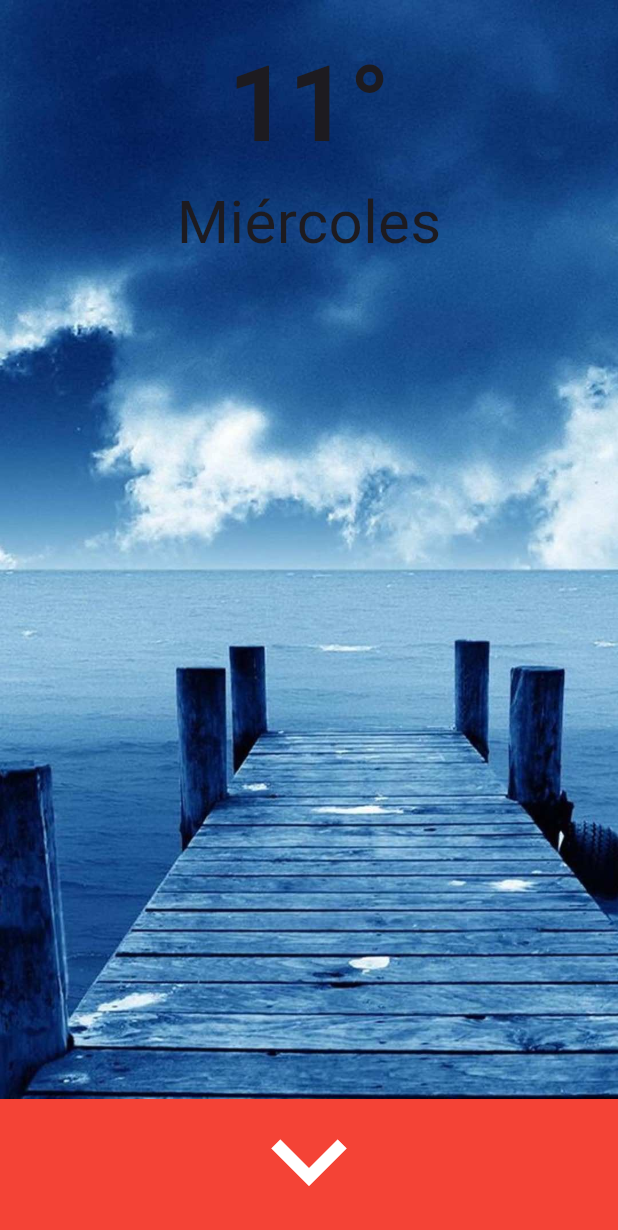
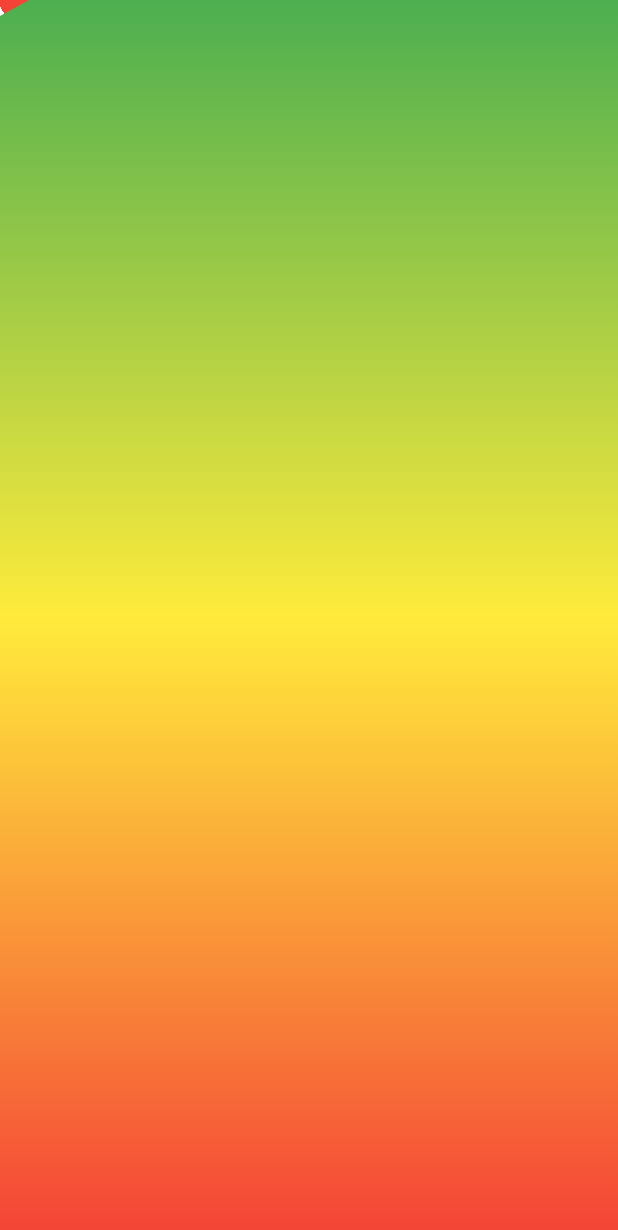
Before and after one commit to ByteRaider/flutter_app_template_basic, a Flutter app: the screen it shows after launch, on a phone screen of 412 x 824 dp. Shown: the top 1230 px of the screen. Run offline on Flutter 3.47's test engine with Material 3 defaults, Android fonts, the phone set to English and light mode, and no system bars.

Commit message:
Add background to homepage using Transform.rotate

```diff
--- a/lib/main.dart
+++ b/lib/main.dart
@@ -11,10 +11,11 @@ class MyApp extends StatelessWidget {
     return MaterialApp(
       debugShowCheckedModeBanner: false,
       title: 'Material App',
-      initialRoute: 'scroll_screen',
+      initialRoute: 'home_screen',
       routes: {
         'basic_design': (_) => const BasicDesignScreen(),
         'scroll_screen': (_) => const ScrollScreen(),
+        'home_screen': (_) => const HomeScreen(),
       },
     );
   }
--- /dev/null
+++ b/lib/screens/home_screen.dart
@@ -0,0 +1,17 @@
+import 'package:basic_flutter_template/widgets/widgets.dart';
+import 'package:flutter/material.dart';
+
+class HomeScreen extends StatelessWidget {
+  const HomeScreen({super.key});
+
+  @override
+  Widget build(BuildContext context) {
+    return const Scaffold(
+      body: Stack(
+        children: [
+          BackgroundX(),
+        ],
+      ),
+    );
+  }
+}
--- a/lib/screens/screens.dart
+++ b/lib/screens/screens.dart
@@ -1,2 +1,3 @@
 export 'package:basic_flutter_template/screens/basic_design.dart';
 export 'package:basic_flutter_template/screens/scroll_design.dart';
+export 'package:basic_flutter_template/screens/home_screen.dart';
--- /dev/null
+++ b/lib/widgets/background.dart
@@ -0,0 +1,53 @@
+import 'package:flutter/material.dart';
+
+class BackgroundX extends StatelessWidget {
+  const BackgroundX({super.key});
+
+  @override
+  Widget build(BuildContext context) {
+    const boxDecoration = BoxDecoration(
+        gradient: LinearGradient(
+      colors: [
+        Colors.green,
+        Colors.yellow,
+        Colors.red,
+      ],
+      begin: Alignment.topCenter,
+      end: Alignment.bottomCenter,
+      //stops: [0.3, 0.3, 0.31],
+    ));
+    return Stack(children: [
+      Container(decoration: boxDecoration),
+      const Positioned(top: -100, left: -100, child: _PinkBox()),
+    ]);
+  }
+}
+
+class _PinkBox extends StatelessWidget {
+  const _PinkBox();
+
+  @override
+  Widget build(BuildContext context) {
+    return Transform.rotate(
+      angle: -0.5,
+      child: Container(
+        width: 100,
+        height: 100,
+        decoration: BoxDecoration(
+            color: Colors.pink,
+            borderRadius: BorderRadius.circular(10),
+            gradient: const LinearGradient(colors: [
+              Colors.green,
+              Colors.white,
+              Colors.red,
+            ], stops: [
+              0.2,
+              0.6,
+              0.2,
+            ])),
+        alignment: Alignment.topRight,
+        margin: const EdgeInsets.all(20),
+      ),
+    );
+  }
+}
--- /dev/null
+++ b/lib/widgets/widgets.dart
@@ -0,0 +1 @@
+export 'package:basic_flutter_template/widgets/background.dart';
```
Also changed, not shown: lib/screens/scroll_design.dart (+42 -11 lines).
